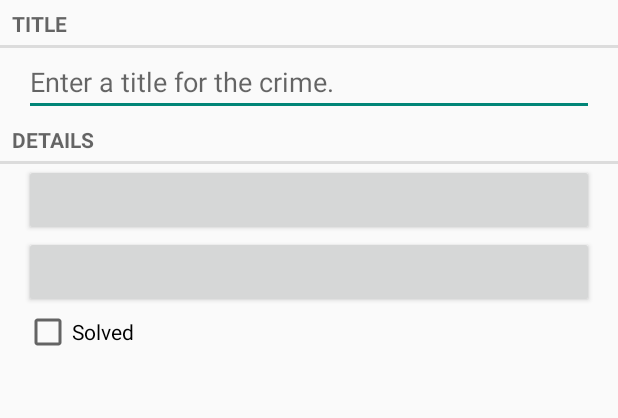
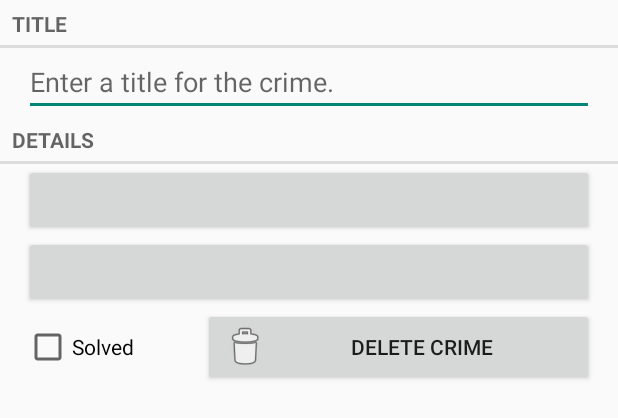
Before and after one commit to unaor/CriminalIntent, an Android app: the layout fragment_crime.xml on its own in the app's theme, with its tools: preview values and no code run, on a phone screen of 412 x 824 dp. Shown: the top 418 px of the screen. Run offline under Robolectric (Android 15) with nearby library versions, the phone set to English and light mode, and no system bars.

```diff
--- a/CriminalIntent/build.gradle
+++ b/CriminalIntent/build.gradle
@@ -3,7 +3,7 @@ buildscript {
         jcenter()
     }
     dependencies {
-        classpath 'com.android.tools.build:gradle:1.1.1'
+        classpath 'com.android.tools.build:gradle:1.3.0'
     }
 }
 apply plugin: 'com.android.application'
@@ -18,7 +18,7 @@ android {
 
     defaultConfig {
         applicationId "com.datasol.criminalintent"
-        minSdkVersion 19
+        minSdkVersion 17
         targetSdkVersion 23
         versionCode 1
         versionName "1.0"
--- a/CriminalIntent/src/main/res/layout-land/fragment_crime.xml
+++ b/CriminalIntent/src/main/res/layout-land/fragment_crime.xml
@@ -33,13 +33,13 @@
     <Button android:id="@+id/crime_date"
             android:layout_width="wrap_content"
             android:layout_height="wrap_content"
-            android:layout_weight="40"
+            android:layout_weight="30"
             />
 
         <Button android:id="@+id/crime_time"
                 android:layout_width="wrap_content"
                 android:layout_height="wrap_content"
-                android:layout_weight="40"
+                android:layout_weight="30"
                 />
     <CheckBox android:id="@+id/crime_solved"
               android:layout_width="wrap_content"
@@ -47,5 +47,13 @@
               android:text="@string/crime_solved_label"
               android:layout_weight="20"
             />
+        <Button
+            android:id="@+id/crime_delete_button"
+            android:layout_width="wrap_content"
+            android:layout_height="match_parent"
+            android:layout_toLeftOf="@id/crime_solved"
+            android:drawableLeft="@android:drawable/ic_menu_delete"
+            android:layout_weight="20"
+            android:text="@string/delete_crime_btn" />
     </LinearLayout>
 </LinearLayout>
--- a/CriminalIntent/src/main/res/layout/fragment_crime.xml
+++ b/CriminalIntent/src/main/res/layout/fragment_crime.xml
@@ -35,12 +35,29 @@
             android:layout_marginLeft="16dp"
             android:layout_marginRight="16dp"
             />
+    <LinearLayout xmlns:android="http://schemas.android.com/apk/res/android"
+        android:orientation="horizontal"
+        android:layout_width="match_parent"
+        android:layout_height="wrap_content"
+        android:layout_marginLeft="16dp"
+        android:layout_marginRight="16dp">
     <CheckBox android:id="@+id/crime_solved"
-              android:layout_width="match_parent"
-              android:layout_height="wrap_content"
-              android:layout_marginLeft="16dp"
-              android:layout_marginRight="16dp"
+              android:layout_width="wrap_content"
+              android:layout_height="match_parent"
               android:text="@string/crime_solved_label"
-            />
+              android:layout_alignParentRight="true"
+              android:layout_weight="30"/>
+
+    <Button
+        android:id="@+id/crime_delete_button"
+        android:layout_width="wrap_content"
+        android:layout_height="match_parent"
+        android:layout_toLeftOf="@id/crime_solved"
+        android:drawableLeft="@android:drawable/ic_menu_delete"
+        android:layout_weight="70"
+        android:text="@string/delete_crime_btn" />
+    </LinearLayout>
+
+
 
 </LinearLayout>
--- a/CriminalIntent/src/main/res/layout/fragment_crime_list.xml
+++ b/CriminalIntent/src/main/res/layout/fragment_crime_list.xml
@@ -1,7 +1,10 @@
 <?xml version="1.0" encoding="utf-8"?>
-<android.support.v7.widget.RecyclerView xmlns:android="http://schemas.android.com/apk/res/android"
+
+<android.support.v7.widget.RecyclerView
+              xmlns:android="http://schemas.android.com/apk/res/android"
               android:id="@+id/crime_recycler_view"
               android:layout_width="match_parent"
               android:layout_height="match_parent">
 
+
 </android.support.v7.widget.RecyclerView>
--- a/build.gradle
+++ b/build.gradle
@@ -5,7 +5,7 @@ buildscript {
         jcenter()
     }
     dependencies {
-        classpath 'com.android.tools.build:gradle:1.1.1'
+        classpath 'com.android.tools.build:gradle:1.3.0'
 
         // NOTE: Do not place your application dependencies here; they belong
         // in the individual module build.gradle files
```
Also changed, not shown: CriminalIntent/src/main/java/com/datasol/criminalintent/activities/CrimeListActivity.java (+7 -1 lines), CriminalIntent/src/main/java/com/datasol/criminalintent/activities/CrimePagerActivity.java (+14 -0 lines), CriminalIntent/src/main/java/com/datasol/criminalintent/database/CrimeBaseHelper.java (added, +36 -0 lines), CriminalIntent/src/main/java/com/datasol/criminalintent/database/CrimeCursorWrapper.java (added, +31 -0 lines), CriminalIntent/src/main/java/com/datasol/criminalintent/database/CrimeDbSchema.java (added, +19 -0 lines), CriminalIntent/src/main/java/com/datasol/criminalintent/fragment/CrimeFragment.java (+15 -1 lines), CriminalIntent/src/main/java/com/datasol/criminalintent/fragment/CrimeListFragment.java (+36 -3 lines), CriminalIntent/src/main/java/com/datasol/criminalintent/model/Crime.java (+6 -1 lines), CriminalIntent/src/main/java/com/datasol/criminalintent/model/CrimeLab.java (+52 -9 lines), CriminalIntent/src/main/res/values/strings.xml (+6 -1 lines), 2 other files.
